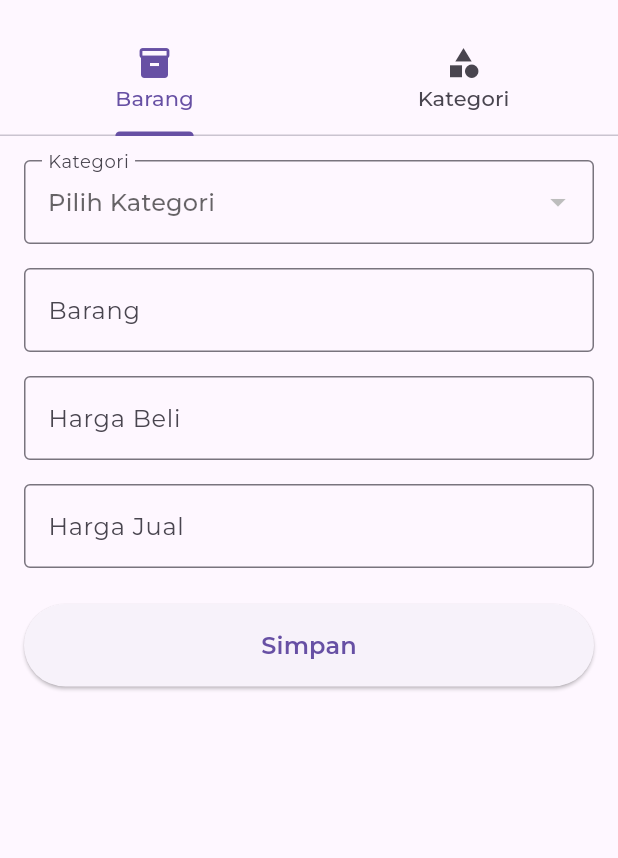
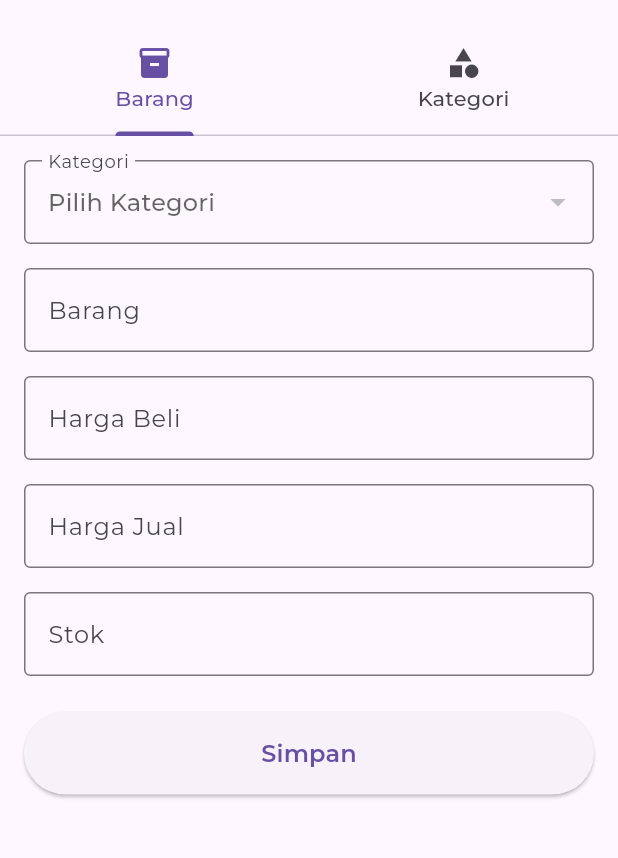
Before and after one commit to jioooo20/belibeli, a Flutter app: the InventoryPage screen opened by its route, scrolled down 576 dp, after a tap on "Tambah", on a phone screen of 412 x 824 dp, the part 59-917 px from its top. Run offline on Flutter 3.47's test engine with Material 3 defaults, Android fonts, the phone set to English and light mode, and no system bars; our stand-ins replace go_router, google_fonts.

Commit message:
Refactor inventory management by replacing InventoryCard with a new implementation and reorganizing category and product input forms into separate tabs for improved usability and maintainability.

```diff
--- a/lib/pages/inventory/add/add_product.dart
+++ b/lib/pages/inventory/add/add_product.dart
@@ -1,5 +1,7 @@
 import 'package:flutter/material.dart';
 import 'package:go_router/go_router.dart';
+import 'barang_tab.dart';
+import 'kategori_tab.dart';
 
 class AddProductPage extends StatefulWidget {
   const AddProductPage({super.key});
@@ -10,16 +12,12 @@ class AddProductPage extends StatefulWidget {
 
 class _AddProductPageState extends State<AddProductPage> {
   final List<String> _categories = [];
-  final TextEditingController _categoryController = TextEditingController();
   String? _selectedCategory;
 
-  void _addCategory() {
-    if (_categoryController.text.isNotEmpty) {
-      setState(() {
-        _categories.add(_categoryController.text);
-        _categoryController.clear();
-      });
-    }
+  void _addCategory(String categoryName) {
+    setState(() {
+      _categories.add(categoryName);
+    });
   }
 
   void _deleteCategory(int index) {
@@ -31,10 +29,10 @@ class _AddProductPageState extends State<AddProductPage> {
     });
   }
 
-  @override
-  void dispose() {
-    _categoryController.dispose();
-    super.dispose();
+  void _onCategoryChanged(String? value) {
+    setState(() {
+      _selectedCategory = value;
+    });
   }
 
   @override
@@ -60,135 +58,16 @@ class _AddProductPageState extends State<AddProductPage> {
         body: TabBarView(
           children: [
             // Tab 1 - Barang Form
-            Padding(
-              padding: const EdgeInsets.all(16.0),
-              child: Form(
-                child: ListView(
-                  children: [
-                    DropdownButtonFormField<String>(
-                      value: _selectedCategory,
-                      decoration: const InputDecoration(
-                        labelText: 'Kategori',
-                        border: OutlineInputBorder(),
-                      ),
-                      items: _categories.map((category) {
-                        return DropdownMenuItem(
-                          value: category,
-                          child: Text(category),
-                        );
-                      }).toList(),
-                      onChanged: (value) {
-                        setState(() {
-                          _selectedCategory = value;
-                        });
-                      },
-                      hint: const Text('Pilih Kategori'),
-                    ),
-                    const SizedBox(height: 16),
-                    TextFormField(
-                      decoration: const InputDecoration(
-                        labelText: 'Barang',
-                        border: OutlineInputBorder(),
-                      ),
-                    ),
-                    const SizedBox(height: 16),
-                    TextFormField(
-                      decoration: const InputDecoration(
-                        labelText: 'Harga Beli',
-                        border: OutlineInputBorder(),
-                        prefixText: 'Rp ',
-                      ),
-                      keyboardType: TextInputType.number,
-                    ),
-                    const SizedBox(height: 16),
-                    TextFormField(
-                      decoration: const InputDecoration(
-                        labelText: 'Harga Jual',
-                        border: OutlineInputBorder(),
-                        prefixText: 'Rp ',
-                      ),
-                      keyboardType: TextInputType.number,
-                    ),
-                    const SizedBox(height: 24),
-                    ElevatedButton(
-                      onPressed: () {
-                        // TODO: Implement save functionality
-                      },
-                      child: const Padding(
-                        padding: EdgeInsets.all(16.0),
-                        child: Text('Simpan'),
-                      ),
-                    ),
-                  ],
-                ),
-              ),
+            BarangTab(
+              categories: _categories,
+              selectedCategory: _selectedCategory,
+              onCategoryChanged: _onCategoryChanged,
             ),
             // Tab 2 - Kategori Management
-            Padding(
-              padding: const EdgeInsets.all(16.0),
-              child: Column(
-                crossAxisAlignment: CrossAxisAlignment.start,
-                children: [
-                  Row(
-                    children: [
-                      Expanded(
-                        child: TextField(
-                          controller: _categoryController,
-                          decoration: const InputDecoration(
-                            labelText: 'Kategori Baru',
-                            border: OutlineInputBorder(),
-                          ),
-                          onSubmitted: (_) => _addCategory(),
-                        ),
-                      ),
-                      const SizedBox(width: 8),
-                      ElevatedButton.icon(
-                        onPressed: _addCategory,
-                        icon: const Icon(Icons.add),
-                        label: const Text('Tambah'),
-                      ),
-                    ],
-                  ),
-                  const SizedBox(height: 16),
-                  const Divider(),
-                  const SizedBox(height: 16),
-                  const Text(
-                    'Daftar Kategori',
-                    style: TextStyle(
-                      fontSize: 18,
-                      fontWeight: FontWeight.bold,
-                    ),
-                  ),
-                  const SizedBox(height: 8),
-                  Expanded(
-                    child: _categories.isEmpty
-                        ? const Center(
-                            child: Text(
-                              'Belum ada kategori',
-                              style: TextStyle(color: Colors.grey, fontSize: 16),
-                            ),
-                          )
-                        : ListView.builder(
-                            itemCount: _categories.length,
-                            itemBuilder: (context, index) {
-                              return Card(
-                                child: ListTile(
-                                  leading: const Icon(Icons.category),
-                                  title: Text(_categories[index]),
-                                  trailing: IconButton(
-                                    icon: const Icon(
-                                      Icons.delete,
-                                      color: Colors.red,
-                                    ),
-                                    onPressed: () => _deleteCategory(index),
-                                  ),
-                                ),
-                              );
-                            },
-                          ),
-                  ),
-                ],
-              ),
+            KategoriTab(
+              categories: _categories,
+              onAddCategory: _addCategory,
+              onDeleteCategory: _deleteCategory,
             ),
           ],
         ),
--- /dev/null
+++ b/lib/pages/inventory/add/barang_tab.dart
@@ -0,0 +1,127 @@
+import 'package:flutter/material.dart';
+import 'package:flutter/services.dart';
+
+class BarangTab extends StatefulWidget {
+  final List<String> categories;
+  final String? selectedCategory;
+  final ValueChanged<String?> onCategoryChanged;
+
+  const BarangTab({
+    super.key,
+    required this.categories,
+    required this.selectedCategory,
+    required this.onCategoryChanged,
+  });
+
+  @override
+  State<BarangTab> createState() => _BarangTabState();
+}
+
+class _BarangTabState extends State<BarangTab> {
+  // Input formatters
+  List<TextInputFormatter> get _priceInputFormatters => [
+        FilteringTextInputFormatter.deny(RegExp(r'-')),
+        FilteringTextInputFormatter.allow(RegExp(r'[\d.]')),
+      ];
+
+  List<TextInputFormatter> get _stockInputFormatters => [
+        FilteringTextInputFormatter.deny(RegExp(r'-')),
+        FilteringTextInputFormatter.digitsOnly,
+      ];
+
+  // Validators
+  String? _validatePrice(String? value) {
+    if (value == null || value.trim().isEmpty) return null;
+    final v = double.tryParse(value.replaceAll(',', '.'));
+    if (v == null) return 'Masukkan angka yang valid';
+    if (v < 0) return 'Tidak boleh negatif';
+    return null;
+  }
+
+  String? _validateStock(String? value) {
+    if (value == null || value.trim().isEmpty) return null;
+    final v = int.tryParse(value);
+    if (v == null) return 'Masukkan angka yang valid';
+    if (v < 0) return 'Tidak boleh negatif';
+    return null;
+  }
+
+  @override
+  Widget build(BuildContext context) {
+    return Padding(
+      padding: const EdgeInsets.all(16.0),
+      child: Form(
+        child: ListView(
+          children: [
+            DropdownButtonFormField<String>(
+              value: widget.selectedCategory,
+              decoration: const InputDecoration(
+                labelText: 'Kategori',
+                border: OutlineInputBorder(),
+              ),
+              items: widget.categories.map((category) {
+                return DropdownMenuItem(
+                  value: category,
+                  child: Text(category),
+                );
+              }).toList(),
+              onChanged: widget.onCategoryChanged,
+              hint: const Text('Pilih Kategori'),
+            ),
+            const SizedBox(height: 16),
+            TextFormField(
+              decoration: const InputDecoration(
+                labelText: 'Barang',
+                border: OutlineInputBorder(),
+              ),
+            ),
+            const SizedBox(height: 16),
+            TextFormField(
+              decoration: const InputDecoration(
+                labelText: 'Harga Beli',
+                border: OutlineInputBorder(),
+                prefixText: 'Rp ',
+              ),
+              keyboardType: const TextInputType.numberWithOptions(
+                  decimal: true, signed: false),
+              inputFormatters: _priceInputFormatters,
+              validator: _validatePrice,
+            ),
+            const SizedBox(height: 16),
+            TextFormField(
+              decoration: const InputDecoration(
+                labelText: 'Harga Jual',
+                border: OutlineInputBorder(),
+                prefixText: 'Rp ',
+              ),
+              keyboardType: const TextInputType.numberWithOptions(
+                  decimal: true, signed: false),
+              inputFormatters: _priceInputFormatters,
+              validator: _validatePrice,
+            ),
+            const SizedBox(height: 16),
+            TextFormField(
+              decoration: const InputDecoration(
+                labelText: 'Stok',
+                border: OutlineInputBorder(),
+              ),
+              keyboardType: TextInputType.number,
+              inputFormatters: _stockInputFormatters,
+              validator: _validateStock,
+            ),
+            const SizedBox(height: 24),
+            ElevatedButton(
+              onPressed: () {
+                // TODO: Implement save functionality
+              },
+              child: const Padding(
+                padding: EdgeInsets.all(16.0),
+                child: Text('Simpan'),
+              ),
+            ),
+          ],
+        ),
+      ),
+    );
+  }
+}
--- a/lib/pages/inventory/invenCard.dart
+++ b/lib/pages/inventory/inven_card.dart
@@ -2,17 +2,19 @@ import 'package:flutter/material.dart';
 
 class InventoryCard extends StatelessWidget {
   final String productName;
+  final String? subProductName;
   final String category;
   final String buyPrice;
   final String sellPrice;
   final String stock;
-  final String imagePath;
+  final String? imagePath;
   final VoidCallback onEdit;
   final VoidCallback? onTap;
 
   const InventoryCard({
     super.key,
     required this.productName,
+    this.subProductName,
     required this.category,
     required this.buyPrice,
     required this.sellPrice,
@@ -52,7 +54,7 @@ class InventoryCard extends StatelessWidget {
                   borderRadius: BorderRadius.circular(12),
                   color: Colors.grey[100],
                   image: DecorationImage(
-                    image: AssetImage(imagePath),
+                    image: AssetImage(imagePath ?? 'assets/default_image.png'),
                     fit: BoxFit.cover,
                   ),
                 ),
@@ -63,8 +65,13 @@ class InventoryCard extends StatelessWidget {
                 child: Column(
                   crossAxisAlignment: CrossAxisAlignment.start,
                   children: [
-                    Text(
-                      productName,
+                    Row(
+                      children: [
+                      Expanded(
+                        child: Text(
+                        subProductName != null
+                          ? '$productName | $subProductName'
+                          : productName,
                         style: const TextStyle(
                           fontSize: 16,
                           fontWeight: FontWeight.w600,
@@ -72,6 +79,9 @@ class InventoryCard extends StatelessWidget {
                         ),
                         maxLines: 2,
                         overflow: TextOverflow.ellipsis,
+                        ),
+                      ),
+                      ],
                     ),
                     const SizedBox(height: 8),
                     Container(
```
Also changed, not shown: lib/pages/inventory/add/kategori_tab.dart (added, +104 -0 lines), lib/pages/inventory/inven.dart (+28 -14 lines). Lines whose indentation alone changed are shown as unchanged.
